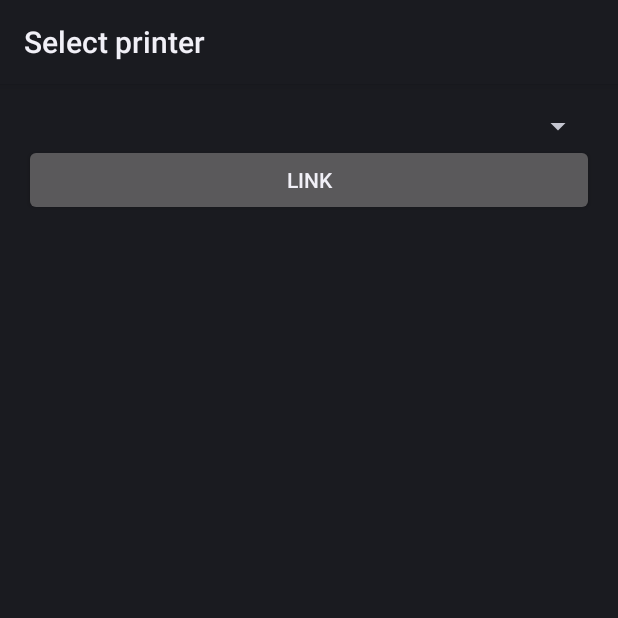
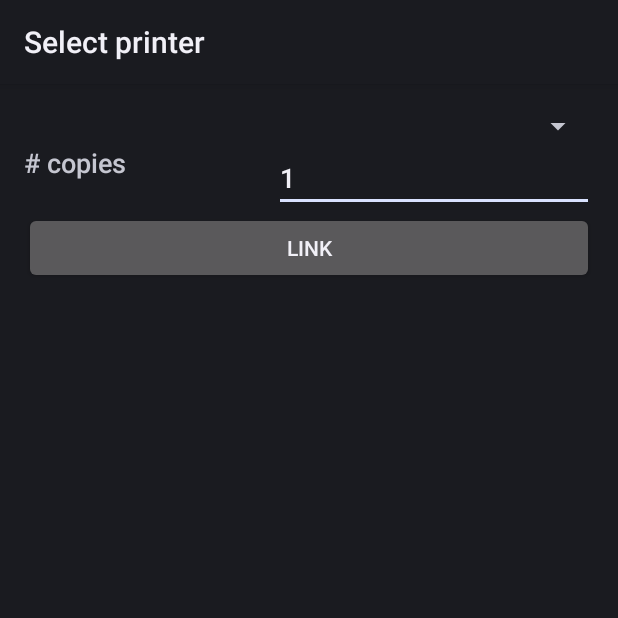
Before and after one commit to groundupworks/wings, an Android app: the GoogleCloudPrintSettingsActivity screen opened directly, with no data from a screen before it, on a phone screen of 412 x 824 dp, the top half of it. Run offline under Robolectric (Android 15) with nearby library versions, the phone set to English and light mode, and no system bars; our stand-ins replace Dagger/Hilt's generated code; libraries missing offline, so code that uses them is left out: com.dpsmarques.android, com.github.dpsm.android, com.jayway.jsonpath, com.squareup.otto, retrofit.client and 3 more; 7 statements that could not run were skipped.

Commit message:
Adding print copies support
Signed-off-by: ground.up.works <ground.up.works@gmail.com>

```diff
--- a/build.gradle
+++ b/build.gradle
@@ -61,5 +61,6 @@ void configureProject(Project project) {
                 }
             }
         }
+
     }
 }
--- a/wings-gcp/src/main/java/com/groundupworks/wings/gcp/GoogleCloudPrintEndpoint.java
+++ b/wings-gcp/src/main/java/com/groundupworks/wings/gcp/GoogleCloudPrintEndpoint.java
@@ -49,6 +49,7 @@ import retrofit.client.Response;
 import retrofit.mime.TypedFile;
 
 import static com.groundupworks.wings.gcp.GoogleCloudPrintSettingsActivity.EXTRA_ACCOUNT;
+import static com.groundupworks.wings.gcp.GoogleCloudPrintSettingsActivity.EXTRA_COPIES;
 import static com.groundupworks.wings.gcp.GoogleCloudPrintSettingsActivity.EXTRA_MEDIA;
 import static com.groundupworks.wings.gcp.GoogleCloudPrintSettingsActivity.EXTRA_PRINTER;
 import static com.groundupworks.wings.gcp.GoogleCloudPrintSettingsActivity.EXTRA_PRINTER_NAME;
@@ -68,6 +69,7 @@ public class GoogleCloudPrintEndpoint extends WingsEndpoint {
             "    \"color\": {\n" +
             "      \"type\": \"STANDARD_COLOR\"\n" +
             "    },\n" +
+            "    \"copies\": {\"copies\": %d}," +
             "    \"media_size\": {\n" +
             "      \"width_microns\": 1,\n" +
             "      \"height_microns\": 1,\n" +
@@ -81,6 +83,7 @@ public class GoogleCloudPrintEndpoint extends WingsEndpoint {
             "  \"version\": \"1.0\",\n" +
             "  \"print\": {\n" +
             "    \"vendor_ticket_item\": [],\n" +
+            "    \"copies\": {\"copies\": %d}," +
             "    \"color\": {\n" +
             "      \"type\": \"STANDARD_COLOR\"\n" +
             "    }\n" +
@@ -120,6 +123,7 @@ public class GoogleCloudPrintEndpoint extends WingsEndpoint {
         editor.remove(mContext.getString(R.string.wings_gcp__printer_identifier_key));
         editor.remove(mContext.getString(R.string.wings_gcp__media));
         editor.remove(mContext.getString(R.string.wings_gcp__token));
+        editor.remove(mContext.getString(R.string.wings_gcp__copies));
         editor.apply();
 
         // Emit link state change event.
@@ -156,6 +160,7 @@ public class GoogleCloudPrintEndpoint extends WingsEndpoint {
                 String printerName = data.getStringExtra(EXTRA_PRINTER_NAME);
                 String media = data.getStringExtra(EXTRA_MEDIA);
                 String token = data.getStringExtra(EXTRA_TOKEN);
+                String copies = data.getStringExtra(EXTRA_COPIES);
 
                 if (!TextUtils.isEmpty(accountName) && !TextUtils.isEmpty(printerIdentifier) && !TextUtils.isEmpty(token)) {
                     SharedPreferences.Editor editor = PreferenceManager.getDefaultSharedPreferences(mContext).edit();
@@ -165,6 +170,7 @@ public class GoogleCloudPrintEndpoint extends WingsEndpoint {
                     editor.putString(mContext.getString(R.string.wings_gcp__printer_name_key), printerName);
                     editor.putString(mContext.getString(R.string.wings_gcp__media), media);
                     editor.putString(mContext.getString(R.string.wings_gcp__token), token);
+                    editor.putString(mContext.getString(R.string.wings_gcp__copies), copies);
                     editor.apply();
 
                     // Emit link state change event.
@@ -203,9 +209,10 @@ public class GoogleCloudPrintEndpoint extends WingsEndpoint {
         final String printerIdentifier = preferences.getString(mContext.getString(R.string.wings_gcp__printer_identifier_key), null);
         final String media = preferences.getString(mContext.getString(R.string.wings_gcp__media), null);
         final String token = preferences.getString(mContext.getString(R.string.wings_gcp__token), null);
+        final String copies = preferences.getString(mContext.getString(R.string.wings_gcp__copies), null);
         if (isLinked && !TextUtils.isEmpty(accountName) && !TextUtils.isEmpty(printerIdentifier) &&
                 !TextUtils.isEmpty(token)) {
-            final String ticket = !TextUtils.isEmpty(media) ? String.format(TICKET_WITH_MEDIA, media) : TICKET;
+            final String ticket = !TextUtils.isEmpty(media) ? String.format(TICKET_WITH_MEDIA, copies, media) : String.format(TICKET, copies);
             final Destination destination = new Destination(DestinationId.PRINT_QUEUE, ENDPOINT_ID);
             List<ShareRequest> shareRequests = mDatabase.checkoutShareRequests(destination);
             for (ShareRequest shareRequest : shareRequests) {
--- a/wings-gcp/src/main/java/com/groundupworks/wings/gcp/GoogleCloudPrintSettingsActivity.java
+++ b/wings-gcp/src/main/java/com/groundupworks/wings/gcp/GoogleCloudPrintSettingsActivity.java
@@ -23,6 +23,7 @@ import android.view.View;
 import android.widget.AdapterView;
 import android.widget.ArrayAdapter;
 import android.widget.Button;
+import android.widget.EditText;
 import android.widget.Spinner;
 import android.widget.Toast;
 
@@ -106,8 +107,10 @@ public class GoogleCloudPrintSettingsActivity extends Activity implements
     static final String EXTRA_PRINTER_NAME = "printer_name";
     static final String EXTRA_TOKEN = "token";
     static final String EXTRA_MEDIA = "media";
+    static final String EXTRA_COPIES = "copies";
 
     private static final int REQUEST_CODE_BASE = 1000;
+    public static final String DEFAULT_COUNT = "1";
 
     private final Action1<Throwable> mShowPrinterNotFoundAction = new Action1<Throwable>() {
         @Override
@@ -129,6 +132,7 @@ public class GoogleCloudPrintSettingsActivity extends Activity implements
     private Button mSelectPrinterButton;
     private Spinner mPrinterSpinner;
     private Spinner mMediaSpinner;
+    private EditText mCountText;
 
     @Override
     protected void onCreate(Bundle savedInstanceState) {
@@ -139,6 +143,7 @@ public class GoogleCloudPrintSettingsActivity extends Activity implements
         mAccountSelectionHelper = new AccountSelectionActivityHelper(this, REQUEST_CODE_BASE);
         mGoogleCloudPrint = new GoogleCloudPrint();
 
+        mCountText = (EditText) findViewById(R.id.gcp_activity_settings_spinner_copies_text);
         mSelectPrinterButton = (Button) findViewById(R.id.gcp_activity_settings_button_link);
         mPrinterSpinner = (Spinner) findViewById(R.id.gcp_activity_settings_spinner_printers);
         mPrinterSpinner.setOnItemSelectedListener(new AdapterView.OnItemSelectedListener() {
@@ -173,7 +178,12 @@ public class GoogleCloudPrintSettingsActivity extends Activity implements
                         if (selectedMedia != null) {
                             intent.putExtra(EXTRA_MEDIA, selectedMedia.id);
                         }
-
+                        final String count = mCountText.getText().toString();
+                        if (!TextUtils.isEmpty(count)) {
+                            intent.putExtra(EXTRA_COPIES, count);
+                        } else {
+                            intent.putExtra(EXTRA_COPIES, DEFAULT_COUNT);
+                        }
                         setResult(Activity.RESULT_OK, intent);
                         finish();
                     }
--- a/wings-gcp/src/main/res/layout/gcp_activity_settings.xml
+++ b/wings-gcp/src/main/res/layout/gcp_activity_settings.xml
@@ -12,11 +12,33 @@
         android:layout_alignParentTop="true"
         android:layout_centerHorizontal="true" />
 
+    <TextView
+        android:layout_width="wrap_content"
+        android:layout_height="wrap_content"
+        android:textAppearance="?android:attr/textAppearanceMedium"
+        android:text="@string/wings_gcp__settings__copies_text"
+        android:id="@+id/gcp_activity_settings_spinner_copies"
+        android:layout_below="@+id/gcp_activity_settings_spinner_printers"
+        android:layout_alignLeft="@+id/gcp_activity_settings_spinner_printers"
+        android:layout_alignStart="@+id/gcp_activity_settings_spinner_printers" />
+
+    <EditText
+        android:layout_width="wrap_content"
+        android:layout_height="wrap_content"
+        android:inputType="number"
+        android:ems="10"
+        android:id="@+id/gcp_activity_settings_spinner_copies_text"
+        android:layout_below="@+id/gcp_activity_settings_spinner_printers"
+        android:layout_alignRight="@+id/gcp_activity_settings_spinner_copies"
+        android:layout_alignParentRight="true"
+        android:layout_alignParentEnd="true"
+        android:text="@string/gcp_activity_settings_spinner_copies_text_default"/>
+
     <Spinner
         android:layout_width="match_parent"
         android:layout_height="wrap_content"
         android:id="@+id/gcp_activity_settings_spinner_media_sizes"
-        android:layout_below="@id/gcp_activity_settings_spinner_printers"
+        android:layout_below="@id/gcp_activity_settings_spinner_copies_text"
         android:layout_centerHorizontal="true"
         android:visibility="gone"/>
 
--- a/wings-gcp/src/main/res/values/donottranslate.xml
+++ b/wings-gcp/src/main/res/values/donottranslate.xml
@@ -6,4 +6,5 @@
     <string name="wings_gcp__printer_name_key">wings_gcp__printer_name_key</string>
     <string name="wings_gcp__media">wings_gcp__media</string>
     <string name="wings_gcp__token">wings_gcp__token</string>
+    <string name="wings_gcp__copies">wings_gcp__copies</string>
 </resources>
--- a/wings-gcp/src/main/res/values/strings.xml
+++ b/wings-gcp/src/main/res/values/strings.xml
@@ -12,4 +12,6 @@
     <string name="wings_gcp__settings__button_link_text">Link</string>
     <string name="wings_gcp__settings__error_authenticate">Unable to authenticate</string>
     <string name="wings_gcp__settings__error_no_printer">No printer available</string>
+    <string name="wings_gcp__settings__copies_text"># copies</string>
+    <string name="gcp_activity_settings_spinner_copies_text_default">1</string>
 </resources>
```
Also changed, not shown: 1 other file.
